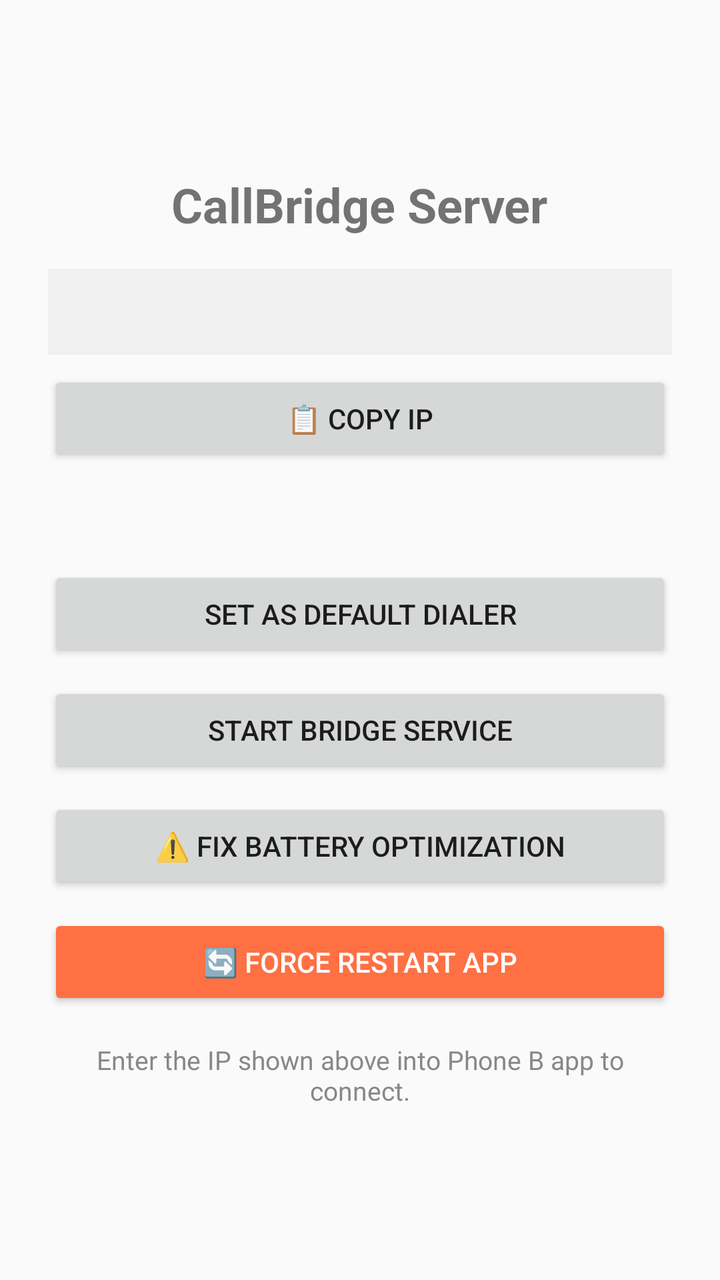
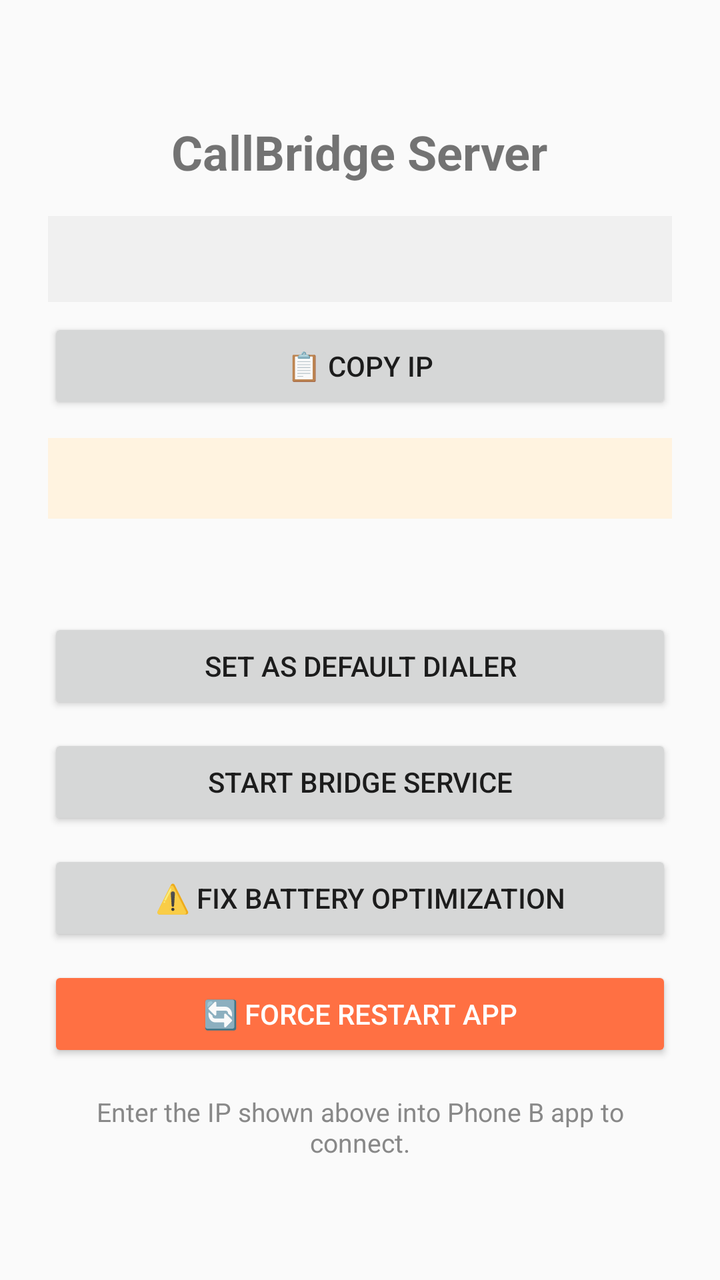

Compare the two renders of this Android layout. The source of the first and the diff that turns it into the second are given below.
<!-- AndroidManifest.xml: application theme AppTheme -->
<!-- res/layout/activity_main.xml -->
<?xml version="1.0" encoding="utf-8"?>
<LinearLayout xmlns:android="http://schemas.android.com/apk/res/android"
    android:layout_width="match_parent"
    android:layout_height="match_parent"
    android:orientation="vertical"
    android:padding="24dp"
    android:gravity="center">

    <TextView
        android:text="CallBridge Server"
        android:layout_width="wrap_content"
        android:layout_height="wrap_content"
        android:textSize="24sp"
        android:textStyle="bold"
        android:layout_marginBottom="16dp" />

    <TextView
        android:id="@+id/tvIp"
        android:layout_width="match_parent"
        android:layout_height="wrap_content"
        android:textSize="14sp"
        android:padding="12dp"
        android:background="#F0F0F0"
        android:fontFamily="monospace"
        android:layout_marginBottom="8dp" />

    <Button
        android:id="@+id/btnCopyIp"
        android:layout_width="match_parent"
        android:layout_height="wrap_content"
        android:text="📋 Copy IP"
        android:layout_marginBottom="12dp" />

    <TextView
        android:id="@+id/tvStatus"
        android:layout_width="match_parent"
        android:layout_height="wrap_content"
        android:textSize="16sp"
        android:layout_marginBottom="16dp"
        android:gravity="center" />

    <Button
        android:id="@+id/btnSetDialer"
        android:layout_width="match_parent"
        android:layout_height="wrap_content"
        android:text="Set as Default Dialer"
        android:layout_marginBottom="10dp" />

    <Button
        android:id="@+id/btnStartService"
        android:layout_width="match_parent"
        android:layout_height="wrap_content"
        android:text="Start Bridge Service"
        android:layout_marginBottom="10dp" />

    <Button
        android:id="@+id/btnBatteryFix"
        android:layout_width="match_parent"
        android:layout_height="wrap_content"
        android:text="⚠️ Fix Battery Optimization"
        android:layout_marginBottom="10dp" />

    
    <Button
        android:id="@+id/btnRestartApp"
        android:layout_width="match_parent"
        android:layout_height="wrap_content"
        android:text="🔄 Force Restart App"
        android:backgroundTint="#FF7043"
        android:textColor="#FFFFFF" />

    <TextView
        android:layout_width="match_parent"
        android:layout_height="wrap_content"
        android:text="Enter the IP shown above into Phone B app to connect."
        android:textSize="13sp"
        android:layout_marginTop="16dp"
        android:gravity="center"
        android:textColor="#888888" />

</LinearLayout>
<!-- resources referenced by this layout -->
<resources>
  <style name="AppTheme" parent="Theme.AppCompat.Light.DarkActionBar">
          <item name="colorPrimary">#1976D2</item>
          <item name="colorPrimaryDark">#1565C0</item>
          <item name="colorAccent">#FF5722</item>
      </style>
</resources>

<!-- the commit's change to res/layout/activity_main.xml (unified diff, before → after) -->
@@ -31,6 +31,17 @@
         android:text="📋 Copy IP"
         android:layout_marginBottom="12dp" />
 
+    
+    <TextView
+        android:id="@+id/tvConnectionStatus"
+        android:layout_width="match_parent"
+        android:layout_height="wrap_content"
+        android:textSize="15sp"
+        android:padding="10dp"
+        android:background="#FFF3E0"
+        android:gravity="center"
+        android:layout_marginBottom="12dp" />
+
     <TextView
         android:id="@+id/tvStatus"
         android:layout_width="match_parent"
@@ -60,7 +71,6 @@
         android:text="⚠️ Fix Battery Optimization"
         android:layout_marginBottom="10dp" />
 
-    
     <Button
         android:id="@+id/btnRestartApp"
         android:layout_width="match_parent"
